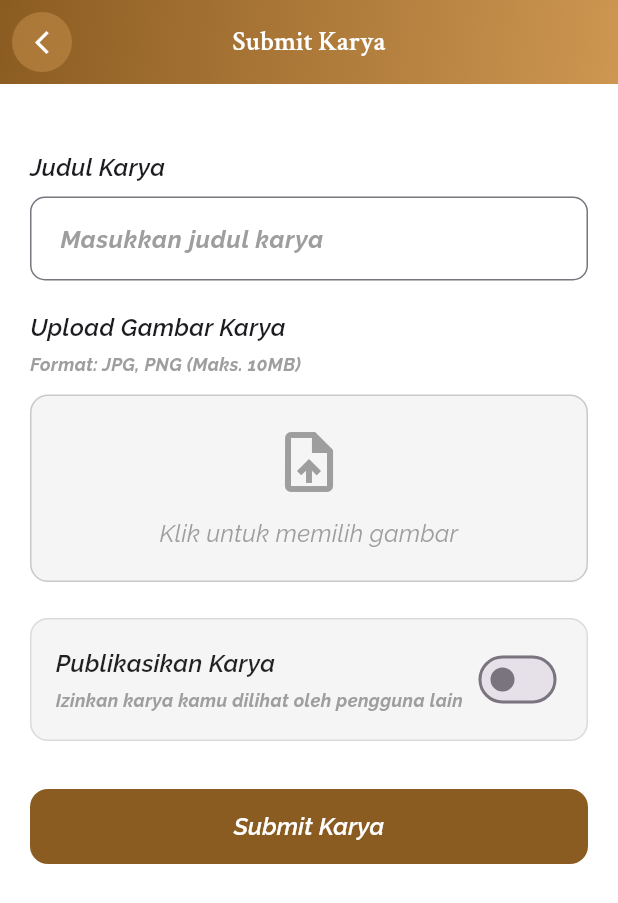
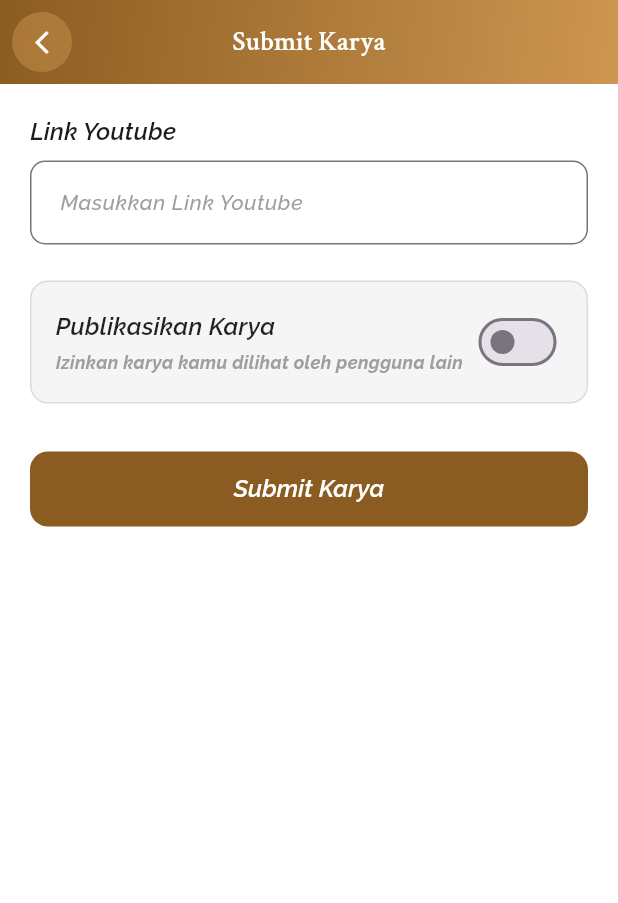
Before and after one commit to rickyprimay/senikita_edu_flutter, a Flutter app: the SubmissionScreen screen opened directly with empty values, on a phone screen of 412 x 824 dp. Shown: the top 903 px of the screen. Run offline on Flutter 3.47's test engine with Material 3 defaults, Android fonts, the phone set to English and light mode, and no system bars; drawn by our look-alikes of toastification; our stand-ins replace another_flushbar, cached_network_image, flutter_gemini, flutter_html, flutter_svg, fluttertoast and 8 more; missing offline and left inert: flutter_lightbox, flutter_media_downloader; accounts and stored records are empty; network calls fail; project files that could hold a hidden picture were left out.

Commit message:
checking submission type on submission screen

```diff
--- a/lib/models/lessons/lesson.dart
+++ b/lib/models/lessons/lesson.dart
@@ -13,6 +13,7 @@ class Lesson {
   final DateTime? createdAt;
   final DateTime? updatedAt;
   final DateTime? completedAt;
+  final String? submissionType;
 
   Lesson({
     this.id,
@@ -29,6 +30,7 @@ class Lesson {
     this.createdAt,
     this.updatedAt,
     this.completedAt,
+    this.submissionType,
   });
 
   factory Lesson.fromJson(Map<String, dynamic> json) {
@@ -47,6 +49,7 @@ class Lesson {
       createdAt: DateTime.parse(json['created_at']),
       updatedAt: DateTime.parse(json['updated_at']),
       completedAt: json['completed_at'] != null ? DateTime.parse(json['completed_at']) : null,
+      submissionType: json['submission_type'] ?? '',
     );
   }
 
@@ -66,6 +69,7 @@ class Lesson {
       'created_at': createdAt?.toIso8601String(),
       'updated_at': updatedAt?.toIso8601String(),
       'completed_at': completedAt?.toIso8601String(),
+      'submission_type': submissionType,
     };
   }
 }
--- a/lib/utils/routes/routes.dart
+++ b/lib/utils/routes/routes.dart
@@ -77,10 +77,12 @@ class Routes {
       case (RouteNames.submission):
         final args = settings.arguments as Map<String, dynamic>;
         final lessonId = args['lessonId'] as int;
+        final submissionType = args['submissionType'] as String;
 
         return MaterialPageRoute(
           builder: (BuildContext context) => SubmissionScreen(
             lessonId: lessonId,
+            submissionType: submissionType,
           ),
         );
       case (RouteNames.quiz):
--- a/lib/view/class_detail/class_detail_screen.dart
+++ b/lib/view/class_detail/class_detail_screen.dart
@@ -583,6 +583,7 @@ class _ClassDetailScreenState extends State<ClassDetailScreen> with TickerProvid
                                     RouteNames.submission,
                                     arguments: {
                                       "lessonId": lesson.id,
+                                      "submissionType": lesson.submissionType,
                                     },
                                   );
                                 },
@@ -607,7 +608,7 @@ class _ClassDetailScreenState extends State<ClassDetailScreen> with TickerProvid
                           ],
                         ),
                         const SizedBox(height: 16),
-                        // if (lesson.type)
+                        if (lesson.submissionType == "file")
                           ElevatedButton.icon(
                             onPressed: () {
                               Navigator.of(context, rootNavigator: true).pushNamed(
--- a/lib/view/submission/submission_screen.dart
+++ b/lib/view/submission/submission_screen.dart
@@ -11,10 +11,12 @@ import 'package:widya/viewModel/submission_view_model.dart';
 class SubmissionScreen extends StatefulWidget {
   final int lessonId;
   final String? lessonTitle;
+  final String submissionType;
 
   const SubmissionScreen({
     super.key,
     required this.lessonId,
+    required this.submissionType,
     this.lessonTitle,
   });
 
@@ -415,11 +417,14 @@ class _SubmissionScreenState extends State<SubmissionScreen> {
                             ),
                           ),
 
-                        const SizedBox(height: 24),
+                        // const SizedBox(height: 24),
 
-                        // Title field
+                        (widget.submissionType != "file")
+                        ?  Column(
+                          crossAxisAlignment: CrossAxisAlignment.start,
+                          children: [
                             Text(
-                          'Judul Karya',
+                                'Link Youtube',
                                 style: AppFont.ralewaySubtitle.copyWith(
                                   fontSize: 16,
                                   fontWeight: FontWeight.w600,
@@ -429,8 +434,8 @@ class _SubmissionScreenState extends State<SubmissionScreen> {
                             TextFormField(
                                 controller: _titleController,
                                 decoration: InputDecoration(
-                            hintText: 'Masukkan judul karya',
-                            hintStyle: AppFont.ralewaySubtitle.copyWith(color: Colors.grey),
+                                  hintText: 'Masukkan Link Youtube',
+                                  hintStyle: AppFont.ralewaySubtitle.copyWith(color: Colors.grey, fontSize: 14, fontWeight: FontWeight.w500),
                                   border: OutlineInputBorder(
                                     borderRadius: BorderRadius.circular(10),
                                     borderSide: BorderSide(color: Colors.grey.withOpacity(0.5)),
@@ -448,22 +453,30 @@ class _SubmissionScreenState extends State<SubmissionScreen> {
                                   return null;
                                 },
                               ),
+                              ],
+                            )
+                          : const SizedBox.shrink(),
 
-                        const SizedBox(height: 20),
+                        // const SizedBox(height: 20),
 
-                        // File upload section
+                        (widget.submissionType == "file")
+                        ? Column(
+                          crossAxisAlignment: CrossAxisAlignment.start,
+                          children: [
                             Text(
                               'Upload Gambar Karya',
                               style: AppFont.ralewaySubtitle.copyWith(
                                 fontSize: 16,
                                 fontWeight: FontWeight.w600,
                               ),
+                              textAlign: TextAlign.start,
                             ),
                             const SizedBox(height: 4),
                             Text(
                               'Format: JPG, PNG (Maks. 10MB)',
                               style: AppFont.ralewaySubtitle.copyWith(
                                 fontSize: 12,
+                                fontWeight: FontWeight.w500,
                                 color: Colors.grey,
                               ),
                             ),
@@ -547,6 +560,9 @@ class _SubmissionScreenState extends State<SubmissionScreen> {
                                 ),
                               ),
                             ),
+                          ],
+                        )
+                        : const SizedBox.shrink(),
 
                         const SizedBox(height: 24),
 
```
Lines whose indentation alone changed are shown as unchanged.
